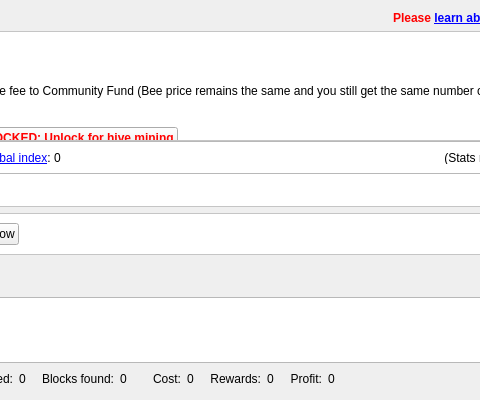
The window that src/qt/forms/hivedialog.ui (shitosatomo/ltncg) describes before a commit, drawn with Qt 5; both pictures show x 316 to 796 and y 0 to 400 of the 1000 by 400 pixel window.
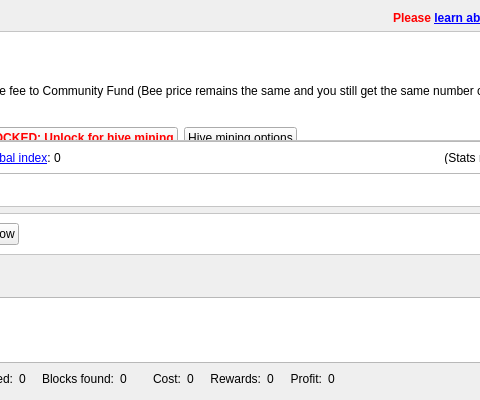
The same window after the commit. Icons and pictures are not drawn. Custom widgets are drawn as their Qt base class.

Commit message: LightningCash-Gold Hive Mining Optimisations (v6.1.0)

What changed in the file:
```diff
--- a/src/qt/forms/hivedialog.ui
+++ b/src/qt/forms/hivedialog.ui
@@ -347,6 +347,26 @@
           </property>
          </widget>
         </item>
+        <item>
+         <widget class="QPushButton" name="showHiveOptionsButton">
+          <property name="minimumSize">
+           <size>
+            <width>100</width>
+            <height>0</height>
+           </size>
+          </property>
+          <property name="toolTip">
+           <string>Create bees now. You will be shown a confirmation dialogue including final transaction fees.</string>
+          </property>
+          <property name="text">
+           <string>Hive mining options</string>
+          </property>
+          <property name="icon">
+           <iconset resource="../bitcoin.qrc">
+            <normaloff>:/icons/options</normaloff>:/icons/options</iconset>
+          </property>
+         </widget>
+        </item>
         <item>
          <spacer name="horizontalSpacer_7">
           <property name="orientation">
```
The commit also changes 16 other files.
